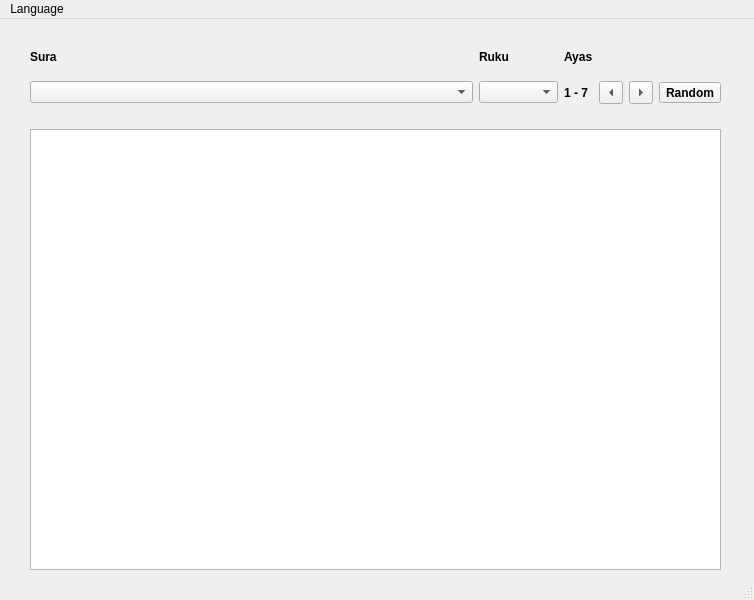
Before: the Qt Designer form qreader.ui in pakjiddat/Islam-Companion, drawn with Qt 5.
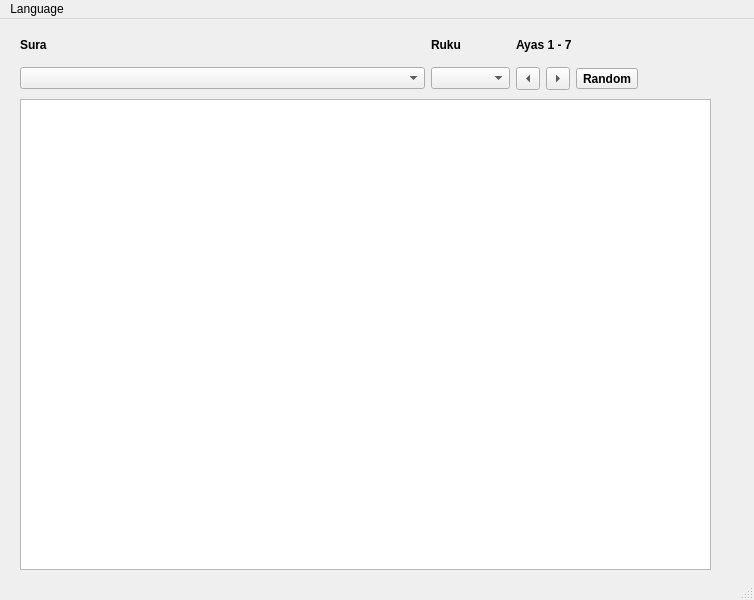
After: the same form once the commit is applied. Icons and pictures are not drawn.

What changed in the file:
```diff
--- a/qreader.ui
+++ b/qreader.ui
@@ -17,32 +17,16 @@
    <widget class="QWidget" name="layoutWidget">
     <property name="geometry">
      <rect>
-      <x>30</x>
-      <y>20</y>
+      <x>20</x>
+      <y>10</y>
       <width>691</width>
-      <height>65</height>
+      <height>61</height>
      </rect>
     </property>
-    <layout class="QGridLayout" name="gridLayout" rowstretch="0,0" columnstretch="6,0,0,0,0,0">
+    <layout class="QGridLayout" name="gridLayout" rowstretch="0,0,0,0" columnstretch="6,0,0,0,0,0">
      <property name="verticalSpacing">
       <number>6</number>
      </property>
-     <item row="1" column="3">
-      <widget class="QToolButton" name="nextButton">
-       <property name="statusTip">
-        <string>Next Ruku (Ctrl+N)</string>
-       </property>
-       <property name="text">
-        <string>...</string>
-       </property>
-       <property name="shortcut">
-        <string>Ctrl+N</string>
-       </property>
-       <property name="arrowType">
-        <enum>Qt::LeftArrow</enum>
-       </property>
-      </widget>
-     </item>
      <item row="0" column="1">
       <widget class="QLabel" name="rukuLabel">
        <property name="font">
@@ -56,66 +40,36 @@
        </property>
       </widget>
      </item>
-     <item row="0" column="2">
-      <widget class="QLabel" name="ayaLabel">
+     <item row="3" column="0">
+      <widget class="QComboBox" name="suraComboBox">
        <property name="font">
         <font>
          <weight>75</weight>
          <bold>true</bold>
         </font>
        </property>
-       <property name="text">
-        <string>Ayas</string>
+       <property name="toolTip">
+        <string/>
        </property>
-      </widget>
-     </item>
-     <item row="1" column="4">
-      <widget class="QToolButton" name="prevButton">
        <property name="statusTip">
         <string>Previous Ruku (Ctrl+P)</string>
        </property>
-       <property name="text">
-        <string>...</string>
+       <property name="whatsThis">
+        <string/>
        </property>
-       <property name="shortcut">
-        <string>Ctrl+P</string>
+       <property name="editable">
+        <bool>false</bool>
        </property>
-       <property name="arrowType">
-        <enum>Qt::RightArrow</enum>
-       </property>
       </widget>
      </item>
-     <item row="1" column="2">
-      <widget class="QLabel" name="ayatRange">
-       <property name="font">
-        <font>
-         <weight>75</weight>
-         <bold>true</bold>
-        </font>
-       </property>
-       <property name="statusTip">
-        <string>Range of ayas in current ruku</string>
-       </property>
-       <property name="text">
-        <string>1 - 7</string>
-       </property>
-      </widget>
-     </item>
-     <item row="0" column="0">
-      <widget class="QLabel" name="suraLabel">
-       <property name="font">
-        <font>
-         <weight>75</weight>
-         <bold>true</bold>
-        </font>
-       </property>
-       <property name="text">
-        <string>Sura</string>
-       </property>
-      </widget>
-     </item>
-     <item row="1" column="1">
+     <item row="3" column="1">
       <widget class="QComboBox" name="rukuComboBox">
+       <property name="sizePolicy">
+        <sizepolicy hsizetype="Preferred" vsizetype="Fixed">
+         <horstretch>1</horstretch>
+         <verstretch>0</verstretch>
+        </sizepolicy>
+       </property>
        <property name="baseSize">
         <size>
          <width>0</width>
@@ -133,29 +87,74 @@
        </property>
       </widget>
      </item>
-     <item row="1" column="0">
-      <widget class="QComboBox" name="suraComboBox">
+     <item row="0" column="0">
+      <widget class="QLabel" name="suraLabel">
        <property name="font">
         <font>
          <weight>75</weight>
          <bold>true</bold>
         </font>
        </property>
-       <property name="toolTip">
-        <string/>
+       <property name="text">
+        <string>Sura</string>
        </property>
+      </widget>
+     </item>
+     <item row="0" column="2" colspan="4">
+      <widget class="QLabel" name="ayatRange">
+       <property name="sizePolicy">
+        <sizepolicy hsizetype="Preferred" vsizetype="Preferred">
+         <horstretch>1</horstretch>
+         <verstretch>0</verstretch>
+        </sizepolicy>
+       </property>
+       <property name="font">
+        <font>
+         <weight>75</weight>
+         <bold>true</bold>
+        </font>
+       </property>
        <property name="statusTip">
         <string>Sura List</string>
        </property>
-       <property name="whatsThis">
-        <string/>
+       <property name="text">
+        <string>Ayas 1 - 7</string>
        </property>
-       <property name="editable">
-        <bool>false</bool>
+      </widget>
+     </item>
+     <item row="3" column="2">
+      <widget class="QToolButton" name="nextButton">
+       <property name="statusTip">
+        <string>Next Ruku (Ctrl+N)</string>
        </property>
+       <property name="text">
+        <string>...</string>
+       </property>
+       <property name="shortcut">
+        <string>Ctrl+N</string>
+       </property>
+       <property name="arrowType">
+        <enum>Qt::LeftArrow</enum>
+       </property>
       </widget>
      </item>
-     <item row="1" column="5">
+     <item row="3" column="3">
+      <widget class="QToolButton" name="prevButton">
+       <property name="statusTip">
+        <string>Previous Ruku (Ctrl+P)</string>
+       </property>
+       <property name="text">
+        <string>...</string>
+       </property>
+       <property name="shortcut">
+        <string>Ctrl+P</string>
+       </property>
+       <property name="arrowType">
+        <enum>Qt::RightArrow</enum>
+       </property>
+      </widget>
+     </item>
+     <item row="3" column="4">
       <widget class="QToolButton" name="randomButton">
        <property name="font">
         <font>
@@ -194,10 +193,10 @@
    <widget class="QTextEdit" name="ayatText">
     <property name="geometry">
      <rect>
-      <x>30</x>
-      <y>110</y>
+      <x>20</x>
+      <y>80</y>
       <width>691</width>
-      <height>441</height>
+      <height>471</height>
      </rect>
     </property>
     <property name="sizePolicy">
```
Left out of the diff: 6 changed lines with no effect on the pictures.
